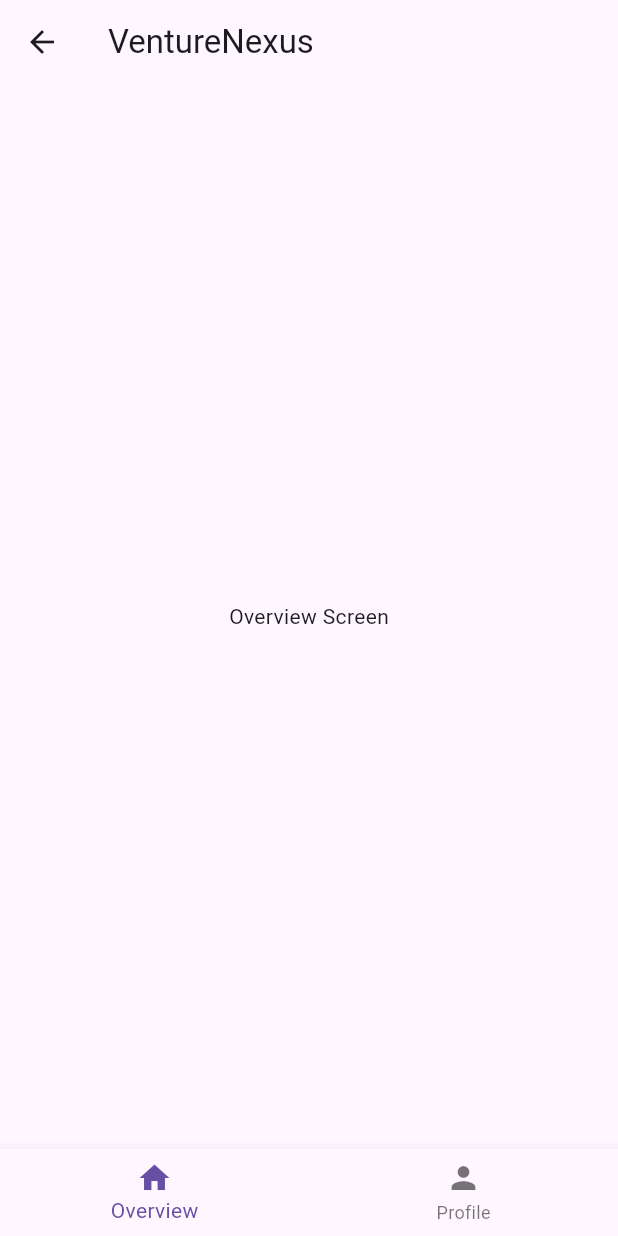
After one commit to dubeyanant/startup, a Flutter app: the HomeScreen screen opened directly, on a phone screen of 412 x 824 dp. The commit adds this screen. Run offline on Flutter 3.47's test engine with Material 3 defaults, Android fonts, the light colour scheme and no system bars; our stand-ins replace flutter_riverpod.

Commit message:
feat: add home screen

```diff
--- a/lib/main.dart
+++ b/lib/main.dart
@@ -2,7 +2,7 @@ import 'package:flutter/material.dart';
 
 import 'package:flutter_riverpod/flutter_riverpod.dart';
 
-import 'package:start_invest/view/home_screen.dart';
+import 'package:start_invest/modules/login/screen/login_screen.dart';
 
 void main() => runApp(ProviderScope(child: MyApp()));
 
@@ -11,6 +11,6 @@ class MyApp extends StatelessWidget {
 
   @override
   Widget build(BuildContext context) {
-    return MaterialApp(home: HomeScreen());
+    return MaterialApp(home: LoginScreen());
   }
 }
--- /dev/null
+++ b/lib/modules/home/screen/home_screen.dart
@@ -0,0 +1,43 @@
+import 'package:flutter/material.dart';
+
+import 'package:start_invest/modules/home/widgets/overview_widget.dart';
+import 'package:start_invest/modules/home/widgets/profile_widget.dart';
+
+class HomeScreen extends StatefulWidget {
+  const HomeScreen({super.key});
+
+  @override
+  State<HomeScreen> createState() => _HomeScreenState();
+}
+
+class _HomeScreenState extends State<HomeScreen> {
+  int _selectedIndex = 0;
+
+  static const List<Widget> _widgetOptions = <Widget>[
+    OverviewWidget(),
+    ProfileWidget(),
+  ];
+
+  void _onItemTapped(int index) {
+    setState(() {
+      _selectedIndex = index;
+    });
+  }
+
+  @override
+  Widget build(BuildContext context) {
+    return Scaffold(
+      appBar: AppBar(title: const Text("VentureNexus")),
+      body: _widgetOptions.elementAt(_selectedIndex),
+      bottomNavigationBar: BottomNavigationBar(
+        items: const <BottomNavigationBarItem>[
+          BottomNavigationBarItem(icon: Icon(Icons.home), label: 'Overview'),
+          BottomNavigationBarItem(icon: Icon(Icons.person), label: 'Profile'),
+        ],
+        currentIndex: _selectedIndex,
+        selectedItemColor: Theme.of(context).primaryColor,
+        onTap: _onItemTapped,
+      ),
+    );
+  }
+}
--- /dev/null
+++ b/lib/modules/home/widgets/overview_widget.dart
@@ -0,0 +1,10 @@
+import 'package:flutter/material.dart';
+
+class OverviewWidget extends StatelessWidget {
+  const OverviewWidget({super.key});
+
+  @override
+  Widget build(BuildContext context) {
+    return const Scaffold(body: Center(child: Text('Overview Screen')));
+  }
+}
```
Also changed, not shown: lib/modules/home/widgets/profile_widget.dart (added, +10 -0 lines), lib/modules/login/screen/login_screen.dart (renamed from lib/view/home_screen.dart, +23 -11 lines).
